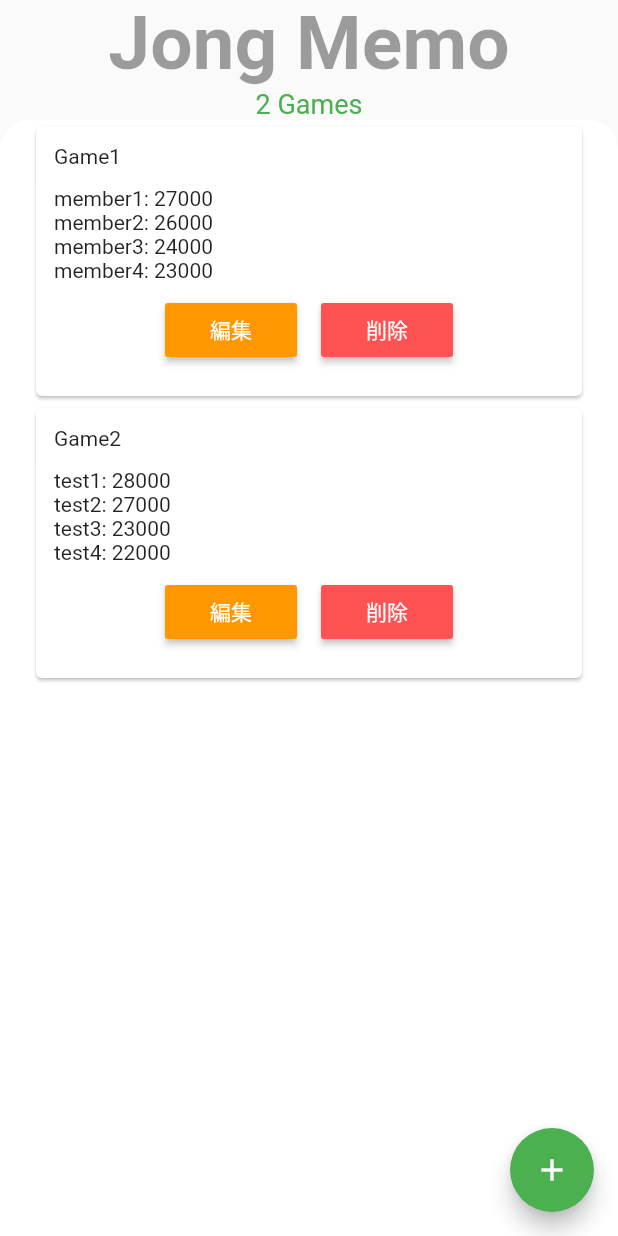
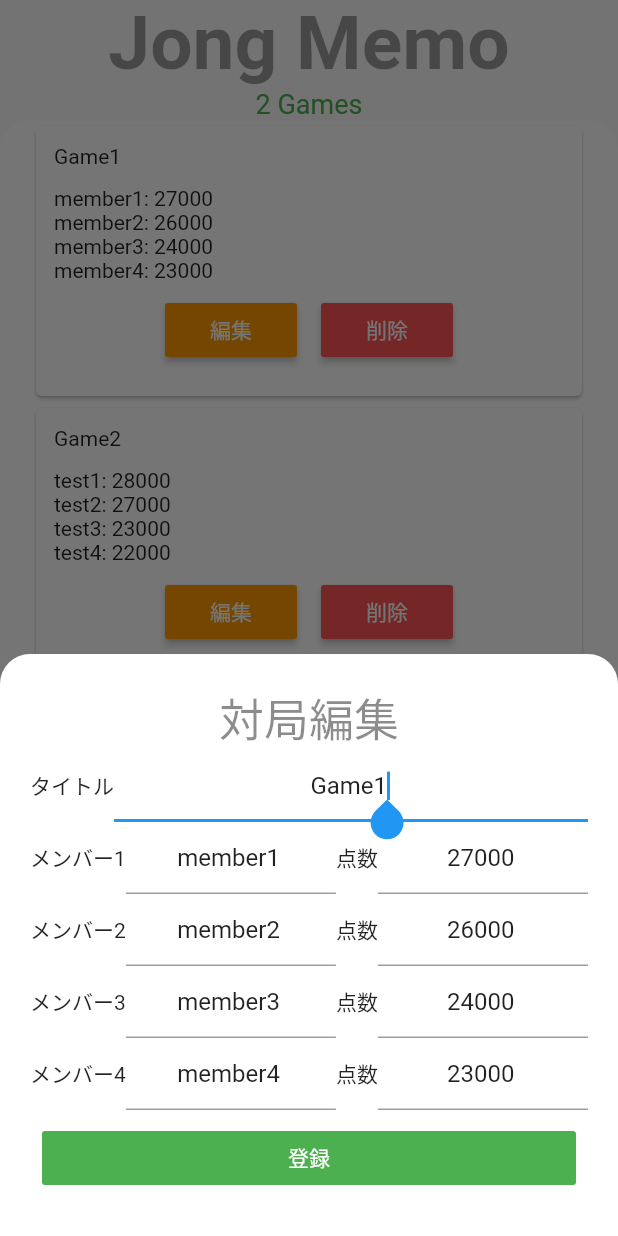
Before and after one commit to aniyome/jong_memo, a Flutter app: the screen it shows after launch, after a tap on "編集", on a phone screen of 412 x 824 dp. Run offline on Flutter 3.47's test engine with Material 2 defaults, Android fonts, the phone set to English and light mode, and no system bars.

Commit message:
対局データの編集処理を追加

```diff
--- a/lib/models/game_data.dart
+++ b/lib/models/game_data.dart
@@ -39,6 +39,11 @@ class GameData extends ChangeNotifier {
     notifyListeners();
   }
 
+  void editGame(int index, Game game) {
+    _games[index] = game;
+    notifyListeners();
+  }
+
   void deleteTask(int index) {
     _games.removeAt(index);
     notifyListeners();
--- /dev/null
+++ b/lib/screens/edit_game_screen.dart
@@ -0,0 +1,200 @@
+import 'package:flutter/material.dart';
+import 'package:jong_memo/models/game.dart';
+import 'package:jong_memo/models/game_data.dart';
+import 'package:provider/provider.dart';
+
+class EditGameScreen extends StatefulWidget {
+  final int index;
+
+  const EditGameScreen({Key key, this.index}) : super(key: key);
+
+  @override
+  State<StatefulWidget> createState() => _EditGameScreenState();
+}
+
+class _EditGameScreenState extends State<EditGameScreen> {
+  Game game;
+
+  @override
+  Widget build(BuildContext context) {
+    game = Provider.of<GameData>(context).games[widget.index];
+    return Container(
+      color: Color(0xff757575),
+      child: Container(
+        padding: EdgeInsets.all(20.0),
+        decoration: BoxDecoration(
+          color: Colors.white,
+          borderRadius: BorderRadius.only(
+            topLeft: Radius.circular(20.0),
+            topRight: Radius.circular(20.0),
+          ),
+        ),
+        child: Column(
+          crossAxisAlignment: CrossAxisAlignment.stretch,
+          children: <Widget>[
+            Text(
+              '対局編集',
+              textAlign: TextAlign.center,
+              style: TextStyle(
+                fontSize: 30.0,
+                color: Colors.black45,
+              ),
+            ),
+            Row(children: [
+              Text("タイトル"),
+              Expanded(
+                child: TextFormField(
+                  initialValue:
+                      Provider.of<GameData>(context).games[widget.index].title,
+                  autofocus: true,
+                  textAlign: TextAlign.center,
+                  onChanged: (newText) {
+                    game.title = newText;
+                  },
+                ),
+              ),
+            ]),
+            Row(children: [
+              Text("メンバー1"),
+              Expanded(
+                child: TextFormField(
+                  initialValue: Provider.of<GameData>(context)
+                      .games[widget.index]
+                      .member1,
+                  autofocus: true,
+                  textAlign: TextAlign.center,
+                  onChanged: (newText) {
+                    game.member1 = newText;
+                  },
+                ),
+              ),
+              Text("点数"),
+              Expanded(
+                child: TextFormField(
+                  initialValue: Provider.of<GameData>(context)
+                      .games[widget.index]
+                      .memberScore1
+                      .toString(),
+                  autofocus: true,
+                  keyboardType: TextInputType.number,
+                  textAlign: TextAlign.center,
+                  onChanged: (newText) {
+                    game.memberScore1 = int.parse(newText);
+                  },
+                ),
+              ),
+            ]),
+            Row(children: [
+              Text("メンバー2"),
+              Expanded(
+                child: TextFormField(
+                  initialValue: Provider.of<GameData>(context)
+                      .games[widget.index]
+                      .member2,
+                  autofocus: true,
+                  textAlign: TextAlign.center,
+                  onChanged: (newText) {
+                    game.member2 = newText;
+                  },
+                ),
+              ),
+              Text("点数"),
+              Expanded(
+                child: TextFormField(
+                  initialValue: Provider.of<GameData>(context)
+                      .games[widget.index]
+                      .memberScore2
+                      .toString(),
+                  autofocus: true,
+                  keyboardType: TextInputType.number,
+                  textAlign: TextAlign.center,
+                  onChanged: (newText) {
+                    game.memberScore2 = int.parse(newText);
+                  },
+                ),
+              ),
+            ]),
+            Row(children: [
+              Text("メンバー3"),
+              Expanded(
+                child: TextFormField(
+                  initialValue: Provider.of<GameData>(context)
+                      .games[widget.index]
+                      .member3,
+                  autofocus: true,
+                  textAlign: TextAlign.center,
+                  onChanged: (newText) {
+                    game.member3 = newText;
+                  },
+                ),
+              ),
+              Text("点数"),
+              Expanded(
+                child: TextFormField(
+                  initialValue: Provider.of<GameData>(context)
+                      .games[widget.index]
+                      .memberScore3
+                      .toString(),
+                  autofocus: true,
+                  keyboardType: TextInputType.number,
+                  textAlign: TextAlign.center,
+                  onChanged: (newText) {
+                    game.memberScore3 = int.parse(newText);
+                  },
+                ),
+              ),
+            ]),
+            Row(children: [
+              Text("メンバー4"),
+              Expanded(
+                child: TextFormField(
+                  initialValue: Provider.of<GameData>(context)
+                      .games[widget.index]
+                      .member4,
+                  autofocus: true,
+                  textAlign: TextAlign.center,
+                  onChanged: (newText) {
+                    game.member4 = newText;
+                  },
+                ),
+              ),
+              Text("点数"),
+              Expanded(
+                child: TextFormField(
+                  initialValue: Provider.of<GameData>(context)
+                      .games[widget.index]
+                      .memberScore4
+                      .toString(),
+                  autofocus: true,
+                  keyboardType: TextInputType.number,
+                  textAlign: TextAlign.center,
+                  onChanged: (newText) {
+                    game.memberScore4 = int.parse(newText);
+                  },
+                ),
+              ),
+            ]),
+            Padding(
+              padding: const EdgeInsets.all(8.0),
+              child: FlatButton(
+                child: Text(
+                  '登録',
+                  style: TextStyle(
+                    color: Colors.white,
+                  ),
+                ),
+                color: Colors.green,
+                onPressed: () {
+                  print(game);
+                  Provider.of<GameData>(context, listen: false)
+                      .editGame(widget.index, game);
+                  Navigator.pop(context);
+                },
+              ),
+            ),
+          ],
+        ),
+      ),
+    );
+  }
+}
--- a/lib/widgets/games_list.dart
+++ b/lib/widgets/games_list.dart
@@ -1,6 +1,6 @@
 import 'package:flutter/material.dart';
-import 'package:flutter/services.dart';
 import 'package:jong_memo/models/game_data.dart';
+import 'package:jong_memo/screens/edit_game_screen.dart';
 import 'package:provider/provider.dart';
 
 class GamesList extends StatelessWidget {
@@ -33,7 +33,19 @@ class GamesList extends StatelessWidget {
                             child: const Text('編集'),
                             color: Colors.orange,
                             textColor: Colors.white,
-                            onPressed: () {},
+                            onPressed: () {
+                              showModalBottomSheet(
+                                  context: context,
+                                  isScrollControlled: true,
+                                  builder: (context) => SingleChildScrollView(
+                                          child: Container(
+                                        padding: EdgeInsets.only(
+                                            bottom: MediaQuery.of(context)
+                                                .viewInsets
+                                                .bottom),
+                                        child: EditGameScreen(index: index),
+                                      )));
+                            },
                           ),
                         ),
                         Padding(
```
